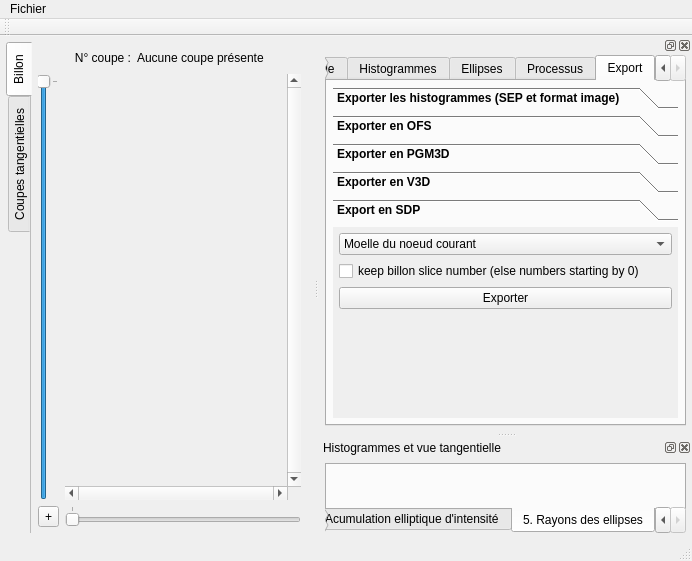
akrah/TKDetection, file ui/mainwindow.ui: the form before one commit.
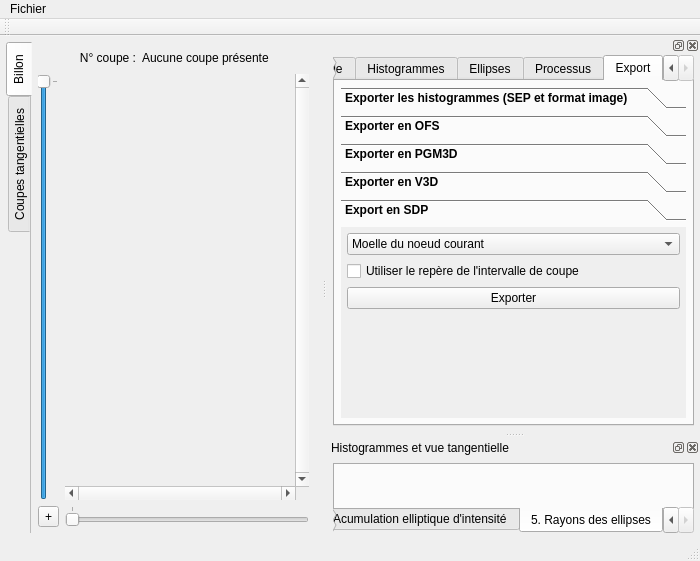
The form after the commit. The open tabs and pages were chosen to show the change. Custom widgets are drawn as their Qt base class.

Commit message: End of bug correction, propagated to export functions

What changed in the file:
```diff
--- a/ui/mainwindow.ui
+++ b/ui/mainwindow.ui
@@ -6,7 +6,7 @@
    <rect>
     <x>0</x>
     <y>0</y>
-    <width>692</width>
+    <width>700</width>
     <height>561</height>
    </rect>
   </property>
@@ -286,7 +286,7 @@
     <rect>
      <x>0</x>
      <y>0</y>
-     <width>692</width>
+     <width>700</width>
      <height>25</height>
     </rect>
    </property>
@@ -2788,7 +2788,7 @@
              <rect>
               <x>0</x>
               <y>0</y>
-              <width>398</width>
+              <width>355</width>
               <height>112</height>
              </rect>
             </property>
@@ -2850,7 +2850,7 @@
                 </font>
                </property>
                <property name="text">
-                <string>keep billon slice number (else numbers starting by 0)</string>
+                <string>Utiliser le repère de l'intervalle de coupe</string>
                </property>
               </widget>
              </item>
```
Left out of the diff: 41 changed lines with no effect on the pictures. The commit also changes 2 other files.
